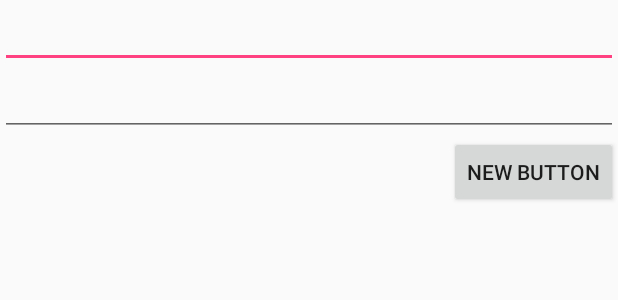
After one commit to antek116/KozaczekAppInjection, an Android app: the layout login_form_layout.xml on its own in the app's theme, with its tools: preview values and no code run, on a phone screen of 412 x 824 dp. The commit adds this screen. Shown: the top 300 px of the screen. Run offline under Robolectric (Android 15) with nearby library versions, the phone set to English and light mode, and no system bars.

Commit message:
added login form layout and some final fields

```diff
--- /dev/null
+++ b/app/src/main/res/layout/login_form_layout.xml
@@ -0,0 +1,26 @@
+<?xml version="1.0" encoding="utf-8"?>
+<LinearLayout xmlns:android="http://schemas.android.com/apk/res/android"
+    android:orientation="vertical" android:layout_width="match_parent"
+    android:layout_height="match_parent">
+
+    <EditText
+        android:layout_width="match_parent"
+        android:layout_height="wrap_content"
+        android:id="@+id/editText"
+        android:layout_gravity="center_horizontal" />
+
+    <EditText
+        android:layout_width="match_parent"
+        android:layout_height="wrap_content"
+        android:inputType="textPassword"
+        android:ems="10"
+        android:id="@+id/editText2"
+        android:layout_gravity="center_horizontal" />
+
+    <Button
+        android:layout_width="wrap_content"
+        android:layout_height="wrap_content"
+        android:text="New Button"
+        android:id="@+id/button"
+        android:layout_gravity="right" />
+</LinearLayout>
--- a/app/src/main/res/values/strings.xml
+++ b/app/src/main/res/values/strings.xml
@@ -2,7 +2,7 @@
     <string name="app_name">KozaczekApp</string>
     <string name="action_settings">Settings</string>
     <string name="service_name">KozaczekService</string>
-    <string name="option">Option</string>
+    <string name="option">Options</string>
     <string name="action_help">UrlConnection</string>
     <string name="action_check_updates">OkHttpConnection</string>
     <string name="refresh">Refresh</string>
```
Also changed, not shown: app/src/main/java/example/kozaczekapp/Authenticator/AuthenticatorActivity.java (+29 -0 lines).
